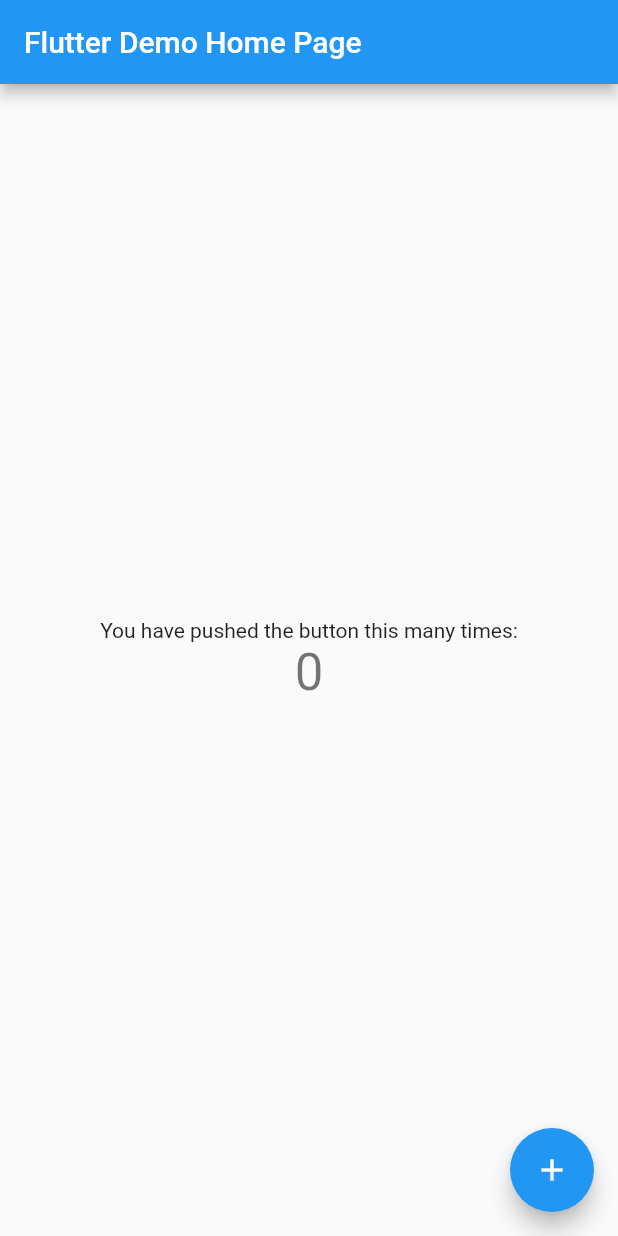
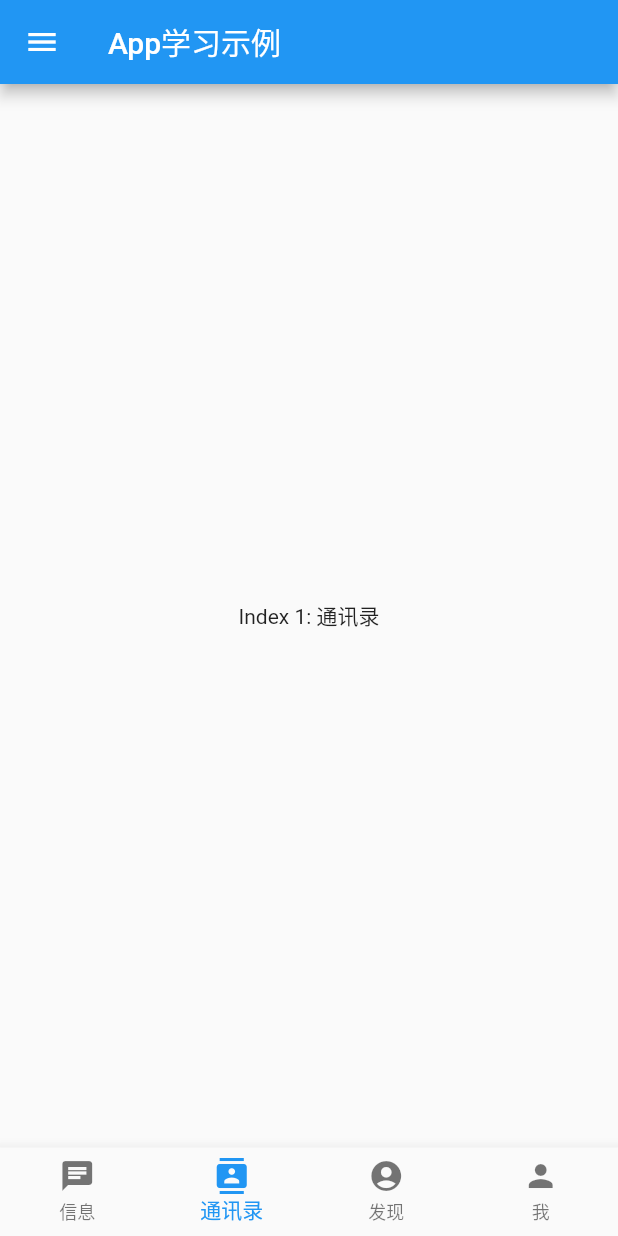
Before and after one commit to aaric/flutter_achieve, a Flutter app: the screen it shows after launch, on a phone screen of 412 x 824 dp. Run offline on Flutter 3.47's test engine with Material 2 defaults, Android fonts, the light colour scheme and no system bars.

Commit message:
1.0.1 简单示例（一）

```diff
--- a/lib/main.dart
+++ b/lib/main.dart
@@ -7,35 +7,18 @@
   @override
   Widget build(BuildContext context) {
     return MaterialApp(
-      title: 'Flutter Demo',
+      title: 'App学习示例',
       theme: ThemeData(
         // This is the theme of your application.
-        //
-        // Try running your application with "flutter run". You'll see the
-        // application has a blue toolbar. Then, without quitting the app, try
-        // changing the primarySwatch below to Colors.green and then invoke
-        // "hot reload" (press "r" in the console where you ran "flutter run",
-        // or simply save your changes to "hot reload" in a Flutter IDE).
-        // Notice that the counter didn't reset back to zero; the application
-        // is not restarted.
         primarySwatch: Colors.blue,
       ),
-      home: MyHomePage(title: 'Flutter Demo Home Page'),
+      home: MyHomePage(title: 'App学习示例'),
     );
   }
 }
 
 class MyHomePage extends StatefulWidget {
   MyHomePage({Key key, this.title}) : super(key: key);
-
-  // This widget is the home page of your application. It is stateful, meaning
-  // that it has a State object (defined below) that contains fields that affect
-  // how it looks.
-
-  // This class is the configuration for the state. It holds the values (in this
-  // case the title) provided by the parent (in this case the App widget) and
-  // used by the build method of the State. Fields in a Widget subclass are
-  // always marked "final".
 
   final String title;
 
@@ -44,68 +27,92 @@
 }
 
 class _MyHomePageState extends State<MyHomePage> {
-  int _counter = 0;
 
-  void _incrementCounter() {
-    setState(() {
-      // This call to setState tells the Flutter framework that something has
-      // changed in this State, which causes it to rerun the build method below
-      // so that the display can reflect the updated values. If we changed
-      // _counter without calling setState(), then the build method would not be
-      // called again, and so nothing would appear to happen.
-      _counter++;
-    });
-  }
+  var _selectedIndex = 1;
+  final _widgetOption = [
+    Text('Index 0: 信息'),
+    Text('Index 1: 通讯录'),
+    Text('Index 2: 发现'),
+    Text('Index 3: 我'),
+  ];
 
   @override
   Widget build(BuildContext context) {
-    // This method is rerun every time setState is called, for instance as done
-    // by the _incrementCounter method above.
-    //
-    // The Flutter framework has been optimized to make rerunning build methods
-    // fast, so that you can just rebuild anything that needs updating rather
-    // than having to individually change instances of widgets.
     return Scaffold(
       appBar: AppBar(
-        // Here we take the value from the MyHomePage object that was created by
-        // the App.build method, and use it to set our appbar title.
         title: Text(widget.title),
       ),
-      body: Center(
-        // Center is a layout widget. It takes a single child and positions it
-        // in the middle of the parent.
-        child: Column(
-          // Column is also layout widget. It takes a list of children and
-          // arranges them vertically. By default, it sizes itself to fit its
-          // children horizontally, and tries to be as tall as its parent.
-          //
-          // Invoke "debug painting" (press "p" in the console, choose the
-          // "Toggle Debug Paint" action from the Flutter Inspector in Android
-          // Studio, or the "Toggle Debug Paint" command in Visual Studio Code)
-          // to see the wireframe for each widget.
-          //
-          // Column has various properties to control how it sizes itself and
-          // how it positions its children. Here we use mainAxisAlignment to
-          // center the children vertically; the main axis here is the vertical
-          // axis because Columns are vertical (the cross axis would be
-          // horizontal).
-          mainAxisAlignment: MainAxisAlignment.center,
+      drawer: Drawer(
+        child: ListView(
           children: <Widget>[
-            Text(
-              'You have pushed the button this many times:',
+            UserAccountsDrawerHeader(
+              accountName: Text('Aaric'),
+              accountEmail: Text('vipaaric@gmail.com'),
+              currentAccountPicture: CircleAvatar(
+                backgroundImage: AssetImage('assets/images/default_avatar.png'),
+              ),
+              otherAccountsPictures: <Widget>[
+                new Container(
+                  child: Image.asset('assets/images/default_qrcode.png'),
+                ),
+              ],
             ),
-            Text(
-              '$_counter',
-              style: Theme.of(context).textTheme.display1,
+            ListTile(
+              leading: CircleAvatar(
+                child: Icon(Icons.color_lens),
+              ),
+              title: Text('主题中心'),
+            ),
+            ListTile(
+              leading: CircleAvatar(
+                child: Icon(Icons.photo),
+              ),
+              title: Text('个人相册'),
+            ),
+            ListTile(
+              leading: CircleAvatar(
+                child: Icon(Icons.wifi),
+              ),
+              title: Text('免流量特权'),
             ),
           ],
         ),
       ),
-      floatingActionButton: FloatingActionButton(
-        onPressed: _incrementCounter,
-        tooltip: 'Increment',
-        child: Icon(Icons.add),
-      ), // This trailing comma makes auto-formatting nicer for build methods.
+      body: Center(
+        child: _widgetOption.elementAt(_selectedIndex),
+      ),
+      bottomNavigationBar: BottomNavigationBar(
+        items: <BottomNavigationBarItem>[
+          BottomNavigationBarItem(
+            icon: Icon(Icons.chat),
+            title: Text('信息'),
+          ),
+          BottomNavigationBarItem(
+            icon: Icon(Icons.contacts),
+            title: Text('通讯录'),
+          ),
+          BottomNavigationBarItem(
+            icon: Icon(Icons.account_circle),
+            title: Text('发现'),
+          ),
+          BottomNavigationBarItem(
+            icon: Icon(Icons.person),
+            title: Text('我'),
+          ),
+        ],
+        type: BottomNavigationBarType.fixed,
+        showUnselectedLabels: true,
+        currentIndex: _selectedIndex,
+        unselectedItemColor: Colors.black54,
+        fixedColor: Theme.of(context).primaryColor,
+        onTap: _tappedOnItem,
+      ),
     );
   }
+
+  void _tappedOnItem(int index) {
+    setState(() {
+      _selectedIndex = index;
+    });
+  }
 }
--- a/pubspec.yaml
+++ b/pubspec.yaml
@@ -11,7 +11,7 @@
 # In iOS, build-name is used as CFBundleShortVersionString while build-number used as CFBundleVersion.
 # Read more about iOS versioning at
 # https://developer.apple.com/library/archive/documentation/General/Reference/InfoPlistKeyReference/Articles/CoreFoundationKeys.html
-version: 1.0.0+1
+version: 1.0.1+2
 
 environment:
   sdk: ">=2.1.0 <3.0.0"
@@ -44,6 +44,9 @@
   # assets:
   #  - images/a_dot_burr.jpeg
   #  - images/a_dot_ham.jpeg
+  assets:
+    - assets/images/default_avatar.png
+    - assets/images/default_qrcode.png
 
   # An image asset can refer to one or more resolution-specific "variants", see
   # https://flutter.dev/assets-and-images/#resolution-aware.
```
Also changed, not shown: assets/images/default_avatar.png (added), assets/images/default_qrcode.png (added), 2 other files.
